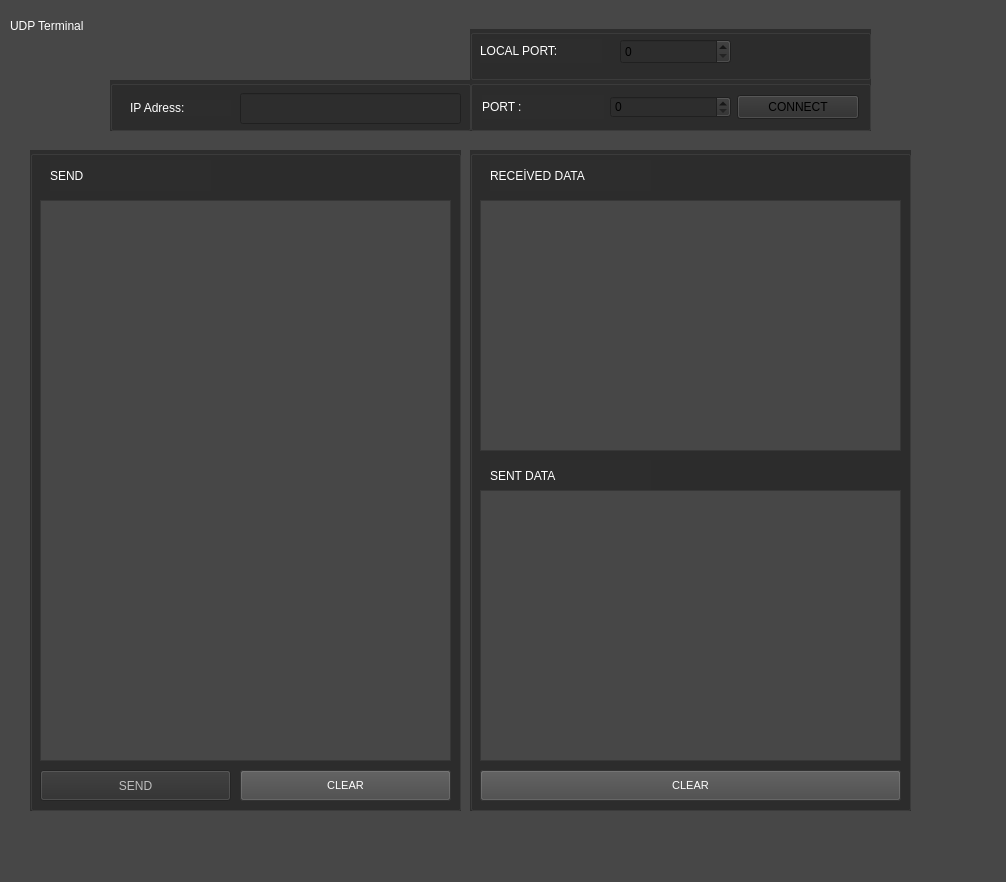
The window that mainwindow.ui (NeziBrhn/UDP_uygulama) describes before a commit, drawn with Qt 5.
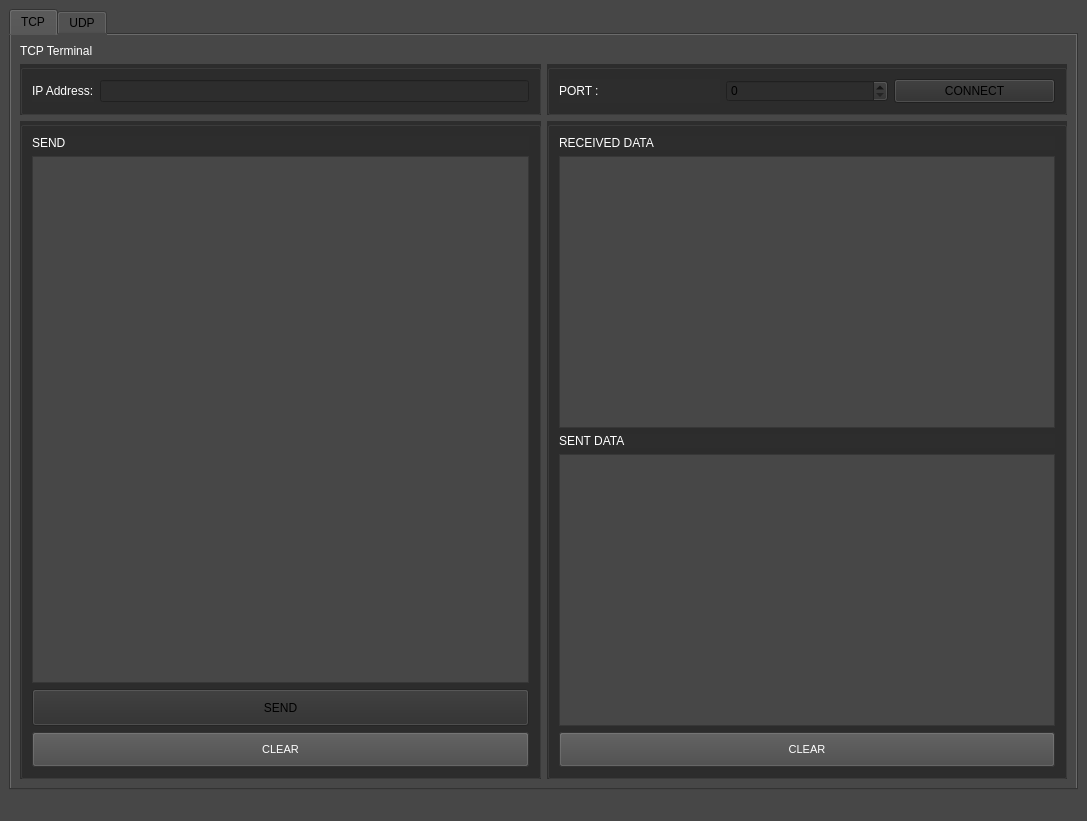
The same window after the commit.

```diff
--- a/mainwindow.ui
+++ b/mainwindow.ui
@@ -6,8 +6,8 @@
    <rect>
     <x>0</x>
     <y>0</y>
-    <width>1006</width>
-    <height>882</height>
+    <width>1087</width>
+    <height>821</height>
    </rect>
   </property>
   <property name="windowTitle">
@@ -23,134 +23,196 @@
    <string/>
   </property>
   <property name="styleSheet">
-   <string notr="true">background-color: rgb(71, 71, 71);</string>
+   <string notr="true">
+background-color: rgb(71,71,71);
+color: rgb(0, 0, 0);</string>
   </property>
   <property name="documentMode">
    <bool>false</bool>
   </property>
   <widget class="QWidget" name="centralwidget">
-   <widget class="QGroupBox" name="groupBox">
-    <property name="geometry">
-     <rect>
-      <x>470</x>
-      <y>80</y>
-      <width>401</width>
-      <height>51</height>
-     </rect>
-    </property>
-    <property name="styleSheet">
-     <string notr="true">background-color: rgb(45, 45, 45);</string>
-    </property>
-    <property name="title">
-     <string/>
-    </property>
-    <layout class="QHBoxLayout" name="horizontalLayout">
-     <item>
-      <widget class="QLabel" name="label">
-       <property name="styleSheet">
-        <string notr="true">font: 900 11pt &quot;Arial Black&quot;;
+   <layout class="QGridLayout" name="gridLayout">
+    <item row="0" column="0">
+     <widget class="QTabWidget" name="tabWidget">
+      <property name="currentIndex">
+       <number>0</number>
+      </property>
+      <widget class="QWidget" name="tabWidgetPage1">
+       <attribute name="title">
+        <string>TCP</string>
+       </attribute>
+       <layout class="QGridLayout" name="gridLayout_10">
+        <item row="0" column="0">
+         <widget class="QLabel" name="label_8">
+          <property name="styleSheet">
+           <string notr="true">
+font: 900 45pt &quot;Arial Black&quot;;
+
 color: rgb(255, 255, 255);</string>
-       </property>
-       <property name="text">
-        <string>PORT :</string>
-       </property>
-      </widget>
-     </item>
-     <item>
-      <widget class="QSpinBox" name="spn_PORT">
-       <property name="styleSheet">
-        <string notr="true"/>
-       </property>
-       <property name="maximum">
-        <number>999999999</number>
-       </property>
-       <property name="value">
-        <number>0</number>
-       </property>
-      </widget>
-     </item>
-     <item>
-      <widget class="QPushButton" name="BTN_CONNECT">
-       <property name="minimumSize">
-        <size>
-         <width>122</width>
-         <height>24</height>
-        </size>
-       </property>
-       <property name="toolTip">
-        <string>UDP connection</string>
-       </property>
-       <property name="toolTipDuration">
-        <number>-1</number>
-       </property>
-       <property name="statusTip">
-        <string/>
-       </property>
-       <property name="whatsThis">
-        <string>&lt;html&gt;&lt;head/&gt;&lt;body&gt;&lt;p&gt;&lt;br/&gt;&lt;/p&gt;&lt;/body&gt;&lt;/html&gt;</string>
-       </property>
-       <property name="styleSheet">
-        <string notr="true"/>
-       </property>
-       <property name="text">
-        <string>CONNECT</string>
-       </property>
-      </widget>
-     </item>
-    </layout>
-   </widget>
-   <widget class="QGroupBox" name="groupBox_2">
-    <property name="geometry">
-     <rect>
-      <x>30</x>
-      <y>150</y>
-      <width>431</width>
-      <height>661</height>
-     </rect>
-    </property>
-    <property name="styleSheet">
-     <string notr="true">
+          </property>
+          <property name="text">
+           <string>TCP Terminal</string>
+          </property>
+         </widget>
+        </item>
+        <item row="1" column="0">
+         <widget class="QGroupBox" name="groupBox_7">
+          <property name="styleSheet">
+           <string notr="true">background-color: rgb(45, 45, 45);</string>
+          </property>
+          <property name="title">
+           <string/>
+          </property>
+          <layout class="QGridLayout" name="gridLayout_7">
+           <item row="0" column="0">
+            <widget class="QLabel" name="label_10">
+             <property name="styleSheet">
+              <string notr="true">font: 900 11pt &quot;Arial Black&quot;;
+color: rgb(255, 255, 255);</string>
+             </property>
+             <property name="text">
+              <string>IP Address:</string>
+             </property>
+            </widget>
+           </item>
+           <item row="0" column="1">
+            <widget class="QLineEdit" name="ipAdress_TCP">
+             <property name="enabled">
+              <bool>false</bool>
+             </property>
+             <property name="styleSheet">
+              <string notr="true"/>
+             </property>
+            </widget>
+           </item>
+          </layout>
+         </widget>
+        </item>
+        <item row="1" column="1">
+         <widget class="QGroupBox" name="groupBox_6">
+          <property name="styleSheet">
+           <string notr="true">background-color: rgb(45, 45, 45);</string>
+          </property>
+          <property name="title">
+           <string/>
+          </property>
+          <layout class="QGridLayout" name="gridLayout_8">
+           <item row="0" column="2">
+            <widget class="QPushButton" name="BTN_CONNECT_TCP">
+             <property name="minimumSize">
+              <size>
+               <width>122</width>
+               <height>24</height>
+              </size>
+             </property>
+             <property name="toolTip">
+              <string>UDP connection</string>
+             </property>
+             <property name="toolTipDuration">
+              <number>-1</number>
+             </property>
+             <property name="statusTip">
+              <string/>
+             </property>
+             <property name="whatsThis">
+              <string>&lt;html&gt;&lt;head/&gt;&lt;body&gt;&lt;p&gt;&lt;br/&gt;&lt;/p&gt;&lt;/body&gt;&lt;/html&gt;</string>
+             </property>
+             <property name="styleSheet">
+              <string notr="true"/>
+             </property>
+             <property name="text">
+              <string>CONNECT</string>
+             </property>
+            </widget>
+           </item>
+           <item row="0" column="0">
+            <widget class="QLabel" name="label_9">
+             <property name="styleSheet">
+              <string notr="true">font: 900 11pt &quot;Arial Black&quot;;
+color: rgb(255, 255, 255);</string>
+             </property>
+             <property name="text">
+              <string>PORT :</string>
+             </property>
+            </widget>
+           </item>
+           <item row="0" column="1">
+            <widget class="QSpinBox" name="spn_PORT_TCP">
+             <property name="enabled">
+              <bool>false</bool>
+             </property>
+             <property name="styleSheet">
+              <string notr="true"/>
+             </property>
+             <property name="maximum">
+              <number>999999999</number>
+             </property>
+             <property name="value">
+              <number>0</number>
+             </property>
+            </widget>
+           </item>
+          </layout>
+         </widget>
+        </item>
+        <item row="2" column="0">
+         <widget class="QGroupBox" name="groupBox_8">
+          <property name="styleSheet">
+           <string notr="true">
 background-color: rgb(45, 45, 45);</string>
-    </property>
-    <property name="title">
-     <string/>
-    </property>
-    <widget class="QPushButton" name="btn_SEND">
-     <property name="enabled">
-      <bool>false</bool>
-     </property>
-     <property name="geometry">
-      <rect>
-       <x>10</x>
-       <y>620</y>
-       <width>191</width>
-       <height>31</height>
-      </rect>
-     </property>
-     <property name="toolTip">
-      <string>Send macro</string>
-     </property>
-     <property name="styleSheet">
-      <string notr="true"/>
-     </property>
-     <property name="text">
-      <string>SEND</string>
-     </property>
-    </widget>
-    <widget class="QPushButton" name="BTN_clear">
-     <property name="geometry">
-      <rect>
-       <x>210</x>
-       <y>620</y>
-       <width>211</width>
-       <height>31</height>
-      </rect>
-     </property>
-     <property name="toolTip">
-      <string/>
-     </property>
-     <property name="styleSheet">
-      <string notr="true">
+          </property>
+          <property name="title">
+           <string/>
+          </property>
+          <layout class="QVBoxLayout" name="verticalLayout_3">
+           <item>
+            <widget class="QLabel" name="label_11">
+             <property name="styleSheet">
+              <string notr="true">font: 900 11pt &quot;Arial Black&quot;;
+color: rgb(255, 255, 255);</string>
+             </property>
+             <property name="text">
+              <string>SEND</string>
+             </property>
+            </widget>
+           </item>
+           <item>
+            <widget class="QTextEdit" name="textEdit_2">
+             <property name="styleSheet">
+              <string notr="true">background-color: rgb(71, 71, 71);
+color: rgb(255, 255, 255);</string>
+             </property>
+            </widget>
+           </item>
+           <item>
+            <widget class="QPushButton" name="btn_SEND_TCP">
+             <property name="enabled">
+              <bool>false</bool>
+             </property>
+             <property name="minimumSize">
+              <size>
+               <width>0</width>
+               <height>37</height>
+              </size>
+             </property>
+             <property name="toolTip">
+              <string>Send macro</string>
+             </property>
+             <property name="styleSheet">
+              <string notr="true"/>
+             </property>
+             <property name="text">
+              <string>SEND</string>
+             </property>
+            </widget>
+           </item>
+           <item>
+            <widget class="QPushButton" name="BTN_clear_2">
+             <property name="toolTip">
+              <string/>
+             </property>
+             <property name="styleSheet">
+              <string notr="true">
 QPushButton{
     background-color: rgb(71, 71, 71);
     color: rgb(255, 255, 255);
@@ -162,102 +224,211 @@
      background-color: rgb(11, 170, 16);
     color: rgb(255, 255, 255);
 }</string>
-     </property>
-     <property name="text">
-      <string>CLEAR</string>
-     </property>
-    </widget>
-    <widget class="QLabel" name="label_6">
-     <property name="geometry">
-      <rect>
-       <x>20</x>
-       <y>10</y>
-       <width>161</width>
-       <height>31</height>
-      </rect>
-     </property>
-     <property name="styleSheet">
-      <string notr="true">font: 900 11pt &quot;Arial Black&quot;;
+             </property>
+             <property name="text">
+              <string>CLEAR</string>
+             </property>
+            </widget>
+           </item>
+          </layout>
+         </widget>
+        </item>
+        <item row="2" column="1">
+         <widget class="QGroupBox" name="groupBox_9">
+          <property name="styleSheet">
+           <string notr="true">background-color: rgb(45, 45, 45);</string>
+          </property>
+          <property name="title">
+           <string/>
+          </property>
+          <layout class="QGridLayout" name="gridLayout_9">
+           <item row="0" column="0">
+            <widget class="QLabel" name="label_12">
+             <property name="styleSheet">
+              <string notr="true">font: 900 11pt &quot;Arial Black&quot;;
 color: rgb(255, 255, 255);</string>
-     </property>
-     <property name="text">
-      <string>SEND</string>
-     </property>
-    </widget>
-    <widget class="QTextEdit" name="textEdit">
-     <property name="geometry">
-      <rect>
-       <x>10</x>
-       <y>50</y>
-       <width>411</width>
-       <height>561</height>
-      </rect>
-     </property>
-     <property name="styleSheet">
-      <string notr="true">background-color: rgb(71, 71, 71);
+             </property>
+             <property name="text">
+              <string>RECEIVED DATA</string>
+             </property>
+            </widget>
+           </item>
+           <item row="1" column="0">
+            <widget class="QListWidget" name="console_2">
+             <property name="styleSheet">
+              <string notr="true">background-color: rgb(71, 71, 71);
 color: rgb(255, 255, 255);</string>
-     </property>
-    </widget>
-   </widget>
-   <widget class="QLabel" name="label_3">
-    <property name="geometry">
-     <rect>
-      <x>10</x>
-      <y>0</y>
-      <width>391</width>
-      <height>51</height>
-     </rect>
-    </property>
-    <property name="styleSheet">
-     <string notr="true">;
-font: 900 36pt &quot;Arial Black&quot;;
+             </property>
+            </widget>
+           </item>
+           <item row="2" column="0">
+            <widget class="QLabel" name="label_13">
+             <property name="styleSheet">
+              <string notr="true">font: 900 11pt &quot;Arial Black&quot;;
+color: rgb(255, 255, 255);</string>
+             </property>
+             <property name="text">
+              <string>SENT DATA</string>
+             </property>
+            </widget>
+           </item>
+           <item row="3" column="0">
+            <widget class="QListWidget" name="listWidget_2">
+             <property name="styleSheet">
+              <string notr="true">background-color: rgb(71, 71, 71);
+color: rgb(255, 255, 255);</string>
+             </property>
+            </widget>
+           </item>
+           <item row="4" column="0">
+            <widget class="QPushButton" name="pushButton_2">
+             <property name="styleSheet">
+              <string notr="true">
+QPushButton{
+    background-color: rgb(71, 71, 71);
+    color: rgb(255, 255, 255);
+    padding: 10px 20px;      
+    font-size: 11px;         
 
+}
+QPushButton::pressed{
+    background-color: rgb(11, 170, 16);
+    color: rgb(255, 255, 255);
+}</string>
+             </property>
+             <property name="text">
+              <string>CLEAR</string>
+             </property>
+            </widget>
+           </item>
+          </layout>
+         </widget>
+        </item>
+       </layout>
+      </widget>
+      <widget class="QWidget" name="tabWidgetPage2">
+       <attribute name="title">
+        <string>UDP</string>
+       </attribute>
+       <layout class="QGridLayout" name="gridLayout_6">
+        <item row="2" column="1">
+         <widget class="QGroupBox" name="groupBox">
+          <property name="styleSheet">
+           <string notr="true">background-color: rgb(45, 45, 45);</string>
+          </property>
+          <property name="title">
+           <string/>
+          </property>
+          <layout class="QGridLayout" name="gridLayout_2">
+           <item row="0" column="2">
+            <widget class="QPushButton" name="BTN_CONNECT">
+             <property name="minimumSize">
+              <size>
+               <width>122</width>
+               <height>24</height>
+              </size>
+             </property>
+             <property name="toolTip">
+              <string/>
+             </property>
+             <property name="toolTipDuration">
+              <number>-1</number>
+             </property>
+             <property name="statusTip">
+              <string/>
+             </property>
+             <property name="whatsThis">
+              <string>&lt;html&gt;&lt;head/&gt;&lt;body&gt;&lt;p&gt;&lt;br/&gt;&lt;/p&gt;&lt;/body&gt;&lt;/html&gt;</string>
+             </property>
+             <property name="styleSheet">
+              <string notr="true"/>
+             </property>
+             <property name="text">
+              <string>CONNECT</string>
+             </property>
+            </widget>
+           </item>
+           <item row="0" column="0">
+            <widget class="QLabel" name="label">
+             <property name="styleSheet">
+              <string notr="true">font: 900 11pt &quot;Arial Black&quot;;
 color: rgb(255, 255, 255);</string>
-    </property>
-    <property name="text">
-     <string>UDP Terminal</string>
-    </property>
-   </widget>
-   <widget class="QGroupBox" name="groupBox_3">
-    <property name="geometry">
-     <rect>
-      <x>470</x>
-      <y>150</y>
-      <width>441</width>
-      <height>661</height>
-     </rect>
-    </property>
-    <property name="styleSheet">
-     <string notr="true">background-color: rgb(45, 45, 45);</string>
-    </property>
-    <property name="title">
-     <string/>
-    </property>
-    <widget class="QListWidget" name="console">
-     <property name="geometry">
-      <rect>
-       <x>10</x>
-       <y>50</y>
-       <width>421</width>
-       <height>251</height>
-      </rect>
-     </property>
-     <property name="styleSheet">
-      <string notr="true">background-color: rgb(71, 71, 71);
+             </property>
+             <property name="text">
+              <string>PORT :</string>
+             </property>
+            </widget>
+           </item>
+           <item row="0" column="1">
+            <widget class="QSpinBox" name="spn_PORT">
+             <property name="enabled">
+              <bool>false</bool>
+             </property>
+             <property name="styleSheet">
+              <string notr="true"/>
+             </property>
+             <property name="maximum">
+              <number>999999999</number>
+             </property>
+             <property name="value">
+              <number>0</number>
+             </property>
+            </widget>
+           </item>
+          </layout>
+         </widget>
+        </item>
+        <item row="3" column="1">
+         <widget class="QGroupBox" name="groupBox_3">
+          <property name="styleSheet">
+           <string notr="true">background-color: rgb(45, 45, 45);</string>
+          </property>
+          <property name="title">
+           <string/>
+          </property>
+          <layout class="QGridLayout" name="gridLayout_5">
+           <item row="0" column="0">
+            <widget class="QLabel" name="label_4">
+             <property name="styleSheet">
+              <string notr="true">font: 900 11pt &quot;Arial Black&quot;;
 color: rgb(255, 255, 255);</string>
-     </property>
-    </widget>
-    <widget class="QPushButton" name="pushButton">
-     <property name="geometry">
-      <rect>
-       <x>10</x>
-       <y>620</y>
-       <width>421</width>
-       <height>31</height>
-      </rect>
-     </property>
-     <property name="styleSheet">
-      <string notr="true">
+             </property>
+             <property name="text">
+              <string>RECEIVED DATA</string>
+             </property>
+            </widget>
+           </item>
+           <item row="1" column="0">
+            <widget class="QListWidget" name="console">
+             <property name="styleSheet">
+              <string notr="true">background-color: rgb(71, 71, 71);
+color: rgb(255, 255, 255);</string>
+             </property>
+            </widget>
+           </item>
+           <item row="2" column="0">
+            <widget class="QLabel" name="label_2">
+             <property name="styleSheet">
+              <string notr="true">font: 900 11pt &quot;Arial Black&quot;;
+color: rgb(255, 255, 255);</string>
+             </property>
+             <property name="text">
+              <string>SENT DATA</string>
+             </property>
+            </widget>
+           </item>
+           <item row="3" column="0">
+            <widget class="QListWidget" name="listWidget">
+             <property name="styleSheet">
+              <string notr="true">background-color: rgb(71, 71, 71);
+color: rgb(255, 255, 255);</string>
+             </property>
+            </widget>
+           </item>
+           <item row="4" column="0">
+            <widget class="QPushButton" name="pushButton">
+             <property name="styleSheet">
+              <string notr="true">
 QPushButton{
     background-color: rgb(71, 71, 71);
     color: rgb(255, 255, 255);
@@ -269,149 +440,174 @@
     background-color: rgb(11, 170, 16);
     color: rgb(255, 255, 255);
 }</string>
-     </property>
-     <property name="text">
-      <string>CLEAR</string>
-     </property>
-    </widget>
-    <widget class="QLabel" name="label_4">
-     <property name="geometry">
-      <rect>
-       <x>20</x>
-       <y>10</y>
-       <width>161</width>
-       <height>31</height>
-      </rect>
-     </property>
-     <property name="styleSheet">
-      <string notr="true">font: 900 11pt &quot;Arial Black&quot;;
+             </property>
+             <property name="text">
+              <string>CLEAR</string>
+             </property>
+            </widget>
+           </item>
+          </layout>
+         </widget>
+        </item>
+        <item row="3" column="0">
+         <widget class="QGroupBox" name="groupBox_2">
+          <property name="styleSheet">
+           <string notr="true">
+background-color: rgb(45, 45, 45);</string>
+          </property>
+          <property name="title">
+           <string/>
+          </property>
+          <layout class="QVBoxLayout" name="verticalLayout_2">
+           <item>
+            <widget class="QLabel" name="label_6">
+             <property name="styleSheet">
+              <string notr="true">font: 900 11pt &quot;Arial Black&quot;;
 color: rgb(255, 255, 255);</string>
-     </property>
-     <property name="text">
-      <string>RECEİVED DATA</string>
-     </property>
-    </widget>
-    <widget class="QLabel" name="label_2">
-     <property name="geometry">
-      <rect>
-       <x>20</x>
-       <y>310</y>
-       <width>161</width>
-       <height>31</height>
-      </rect>
-     </property>
-     <property name="styleSheet">
-      <string notr="true">font: 900 11pt &quot;Arial Black&quot;;
+             </property>
+             <property name="text">
+              <string>SEND</string>
+             </property>
+            </widget>
+           </item>
+           <item>
+            <widget class="QTextEdit" name="textEdit">
+             <property name="styleSheet">
+              <string notr="true">background-color: rgb(71, 71, 71);
 color: rgb(255, 255, 255);</string>
-     </property>
-     <property name="text">
-      <string>SENT DATA</string>
-     </property>
-    </widget>
-    <widget class="QListWidget" name="listWidget">
-     <property name="geometry">
-      <rect>
-       <x>10</x>
-       <y>340</y>
-       <width>421</width>
-       <height>271</height>
-      </rect>
-     </property>
-     <property name="styleSheet">
-      <string notr="true">background-color: rgb(71, 71, 71);
+             </property>
+            </widget>
+           </item>
+           <item>
+            <widget class="QPushButton" name="btn_SEND">
+             <property name="enabled">
+              <bool>false</bool>
+             </property>
+             <property name="minimumSize">
+              <size>
+               <width>0</width>
+               <height>37</height>
+              </size>
+             </property>
+             <property name="toolTip">
+              <string>Send macro</string>
+             </property>
+             <property name="styleSheet">
+              <string notr="true"/>
+             </property>
+             <property name="text">
+              <string>SEND</string>
+             </property>
+            </widget>
+           </item>
+           <item>
+            <widget class="QPushButton" name="BTN_clear">
+             <property name="toolTip">
+              <string/>
+             </property>
+             <property name="styleSheet">
+              <string notr="true">
+QPushButton{
+    background-color: rgb(71, 71, 71);
+    color: rgb(255, 255, 255);
+    padding: 10px 20px;      
+    font-size: 11px;         
+
+}
+QPushButton::pressed{
+     background-color: rgb(11, 170, 16);
+    color: rgb(255, 255, 255);
+}</string>
+             </property>
+             <property name="text">
+              <string>CLEAR</string>
+             </property>
+            </widget>
+           </item>
+          </layout>
+         </widget>
+        </item>
+        <item row="2" column="0">
+         <widget class="QGroupBox" name="groupBox_5">
+          <property name="styleSheet">
+           <string notr="true">background-color: rgb(45, 45, 45);</string>
+          </property>
+          <property name="title">
+           <string/>
+          </property>
+          <layout class="QGridLayout" name="gridLayout_3">
+           <item row="0" column="1">
+            <widget class="QSpinBox" name="spinBox">
+             <property name="enabled">
+              <bool>false</bool>
+             </property>
+            </widget>
+           </item>
+           <item row="0" column="0">
+            <widget class="QLabel" name="label_7">
+             <property name="styleSheet">
+              <string notr="true">font: 900 11pt &quot;Arial Black&quot;;
 color: rgb(255, 255, 255);</string>
-     </property>
-    </widget>
-   </widget>
-   <widget class="QGroupBox" name="groupBox_4">
-    <property name="geometry">
-     <rect>
-      <x>110</x>
-      <y>80</y>
-      <width>361</width>
-      <height>51</height>
-     </rect>
-    </property>
-    <property name="styleSheet">
-     <string notr="true">background-color: rgb(45, 45, 45);</string>
-    </property>
-    <property name="title">
-     <string/>
-    </property>
-    <widget class="QLabel" name="label_5">
-     <property name="geometry">
-      <rect>
-       <x>20</x>
-       <y>20</y>
-       <width>101</width>
-       <height>16</height>
-      </rect>
-     </property>
-     <property name="styleSheet">
-      <string notr="true">font: 900 11pt &quot;Arial Black&quot;;
+             </property>
+             <property name="text">
+              <string>LOCAL PORT:</string>
+             </property>
+            </widget>
+           </item>
+          </layout>
+         </widget>
+        </item>
+        <item row="1" column="1">
+         <widget class="QGroupBox" name="groupBox_4">
+          <property name="styleSheet">
+           <string notr="true">background-color: rgb(45, 45, 45);</string>
+          </property>
+          <property name="title">
+           <string/>
+          </property>
+          <layout class="QGridLayout" name="gridLayout_4">
+           <item row="0" column="0">
+            <widget class="QLabel" name="label_5">
+             <property name="styleSheet">
+              <string notr="true">font: 900 11pt &quot;Arial Black&quot;;
 color: rgb(255, 255, 255);</string>
-     </property>
-     <property name="text">
-      <string>IP Adress:</string>
-     </property>
-    </widget>
-    <widget class="QLineEdit" name="ipAdress_line">
-     <property name="geometry">
-      <rect>
-       <x>130</x>
-       <y>13</y>
-       <width>221</width>
-       <height>31</height>
-      </rect>
-     </property>
-     <property name="styleSheet">
-      <string notr="true"/>
-     </property>
-    </widget>
-   </widget>
-   <widget class="QGroupBox" name="groupBox_5">
-    <property name="geometry">
-     <rect>
-      <x>470</x>
-      <y>29</y>
-      <width>401</width>
-      <height>51</height>
-     </rect>
-    </property>
-    <property name="styleSheet">
-     <string notr="true">background-color: rgb(45, 45, 45);</string>
-    </property>
-    <property name="title">
-     <string/>
-    </property>
-    <widget class="QLabel" name="label_7">
-     <property name="geometry">
-      <rect>
-       <x>10</x>
-       <y>10</y>
-       <width>122</width>
-       <height>24</height>
-      </rect>
-     </property>
-     <property name="styleSheet">
-      <string notr="true">font: 900 11pt &quot;Arial Black&quot;;
+             </property>
+             <property name="text">
+              <string>IP Address:</string>
+             </property>
+            </widget>
+           </item>
+           <item row="0" column="1">
+            <widget class="QLineEdit" name="ipAdress_line">
+             <property name="enabled">
+              <bool>false</bool>
+             </property>
+             <property name="styleSheet">
+              <string notr="true"/>
+             </property>
+            </widget>
+           </item>
+          </layout>
+         </widget>
+        </item>
+        <item row="0" column="0" rowspan="2">
+         <widget class="QLabel" name="label_3">
+          <property name="styleSheet">
+           <string notr="true">
+font: 900 45pt &quot;Arial Black&quot;;
+
 color: rgb(255, 255, 255);</string>
-     </property>
-     <property name="text">
-      <string>LOCAL PORT:</string>
-     </property>
-    </widget>
-    <widget class="QSpinBox" name="spinBox">
-     <property name="geometry">
-      <rect>
-       <x>150</x>
-       <y>10</y>
-       <width>111</width>
-       <height>25</height>
-      </rect>
-     </property>
-    </widget>
-   </widget>
+          </property>
+          <property name="text">
+           <string>UDP Terminal</string>
+          </property>
+         </widget>
+        </item>
+       </layout>
+      </widget>
+     </widget>
+    </item>
+   </layout>
   </widget>
   <widget class="QMenuBar" name="menubar">
    <property name="geometry">
```
Left out of the diff: 66 changed lines with no effect on the pictures.
